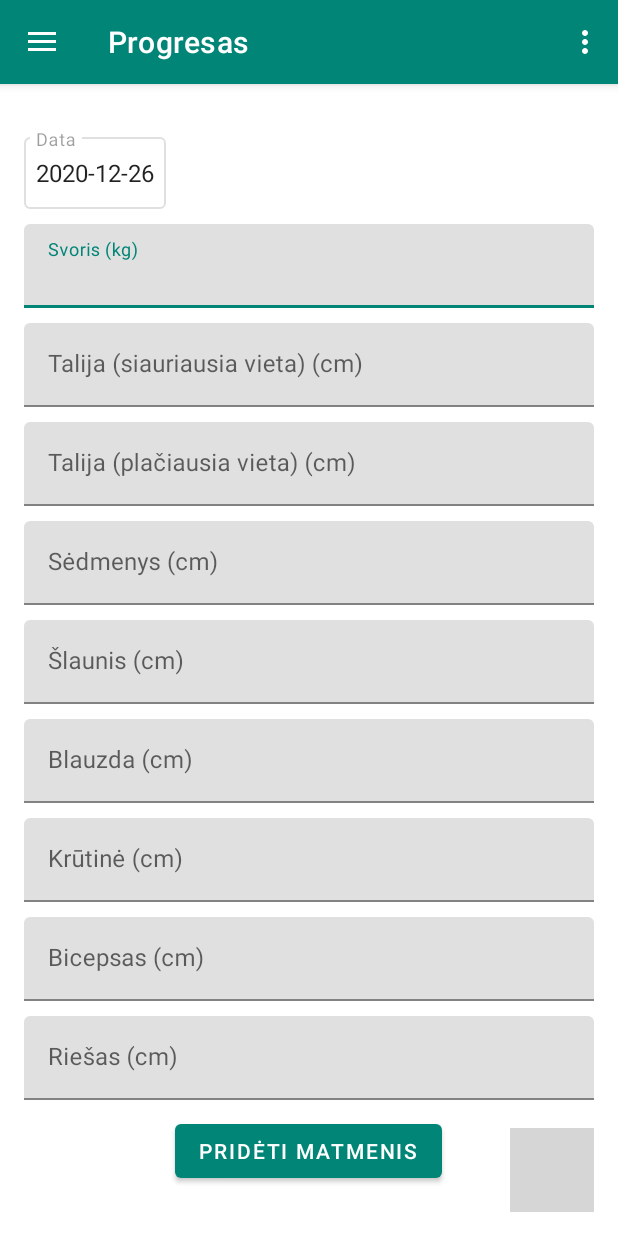
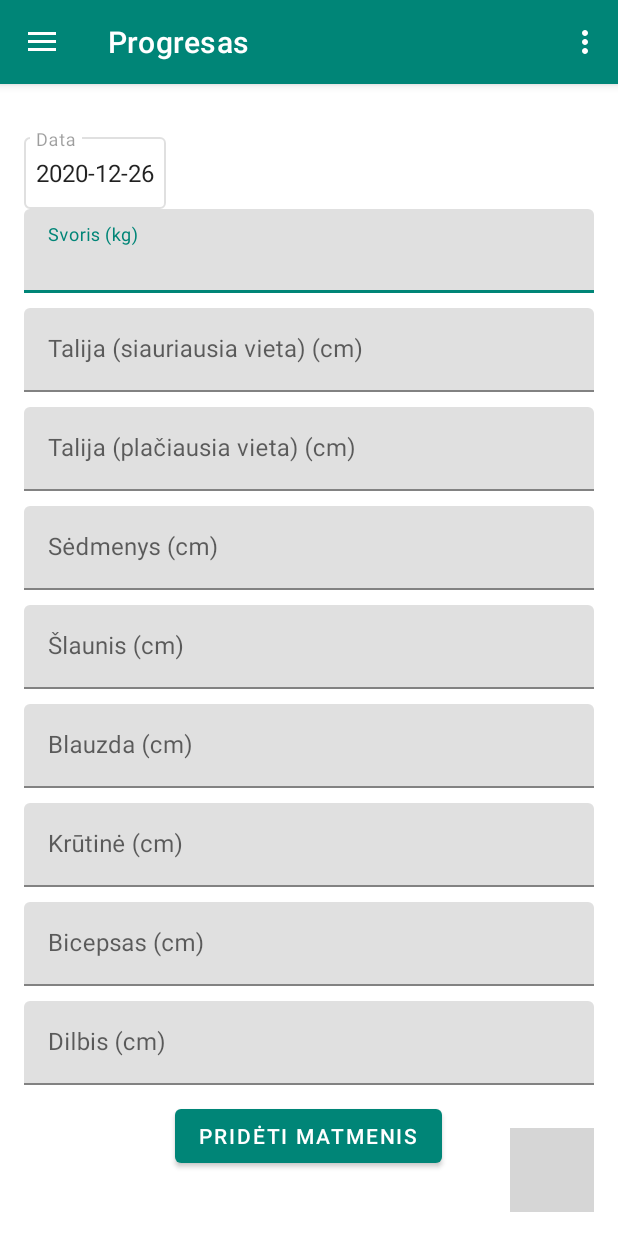
Before and after one commit to lukkna/tracker-app, an Android app: the screen it shows after launch (MainActivity), in the side drawer, after a tap on "Progresas", on a phone screen of 412 x 824 dp. Run offline under Robolectric (Android 15) with nearby library versions, the phone set to English and light mode, and no system bars; our stand-ins replace Room's generated code, RxJava, navigation-ui; libraries missing offline, so code that uses them is left out: com.github.clans.fab; plain views replace FloatingActionButton, FloatingActionMenu; 8 statements that could not run were skipped; grey boxes are pictures that could not be loaded.

Commit message:
progress removal, consistent exercise removal, msg when trying to create empty progress entry, fixes: padding, wording

```diff
--- a/app/src/main/java/eu/vk/trackerapp/ui/MeasuresFragment.java
+++ b/app/src/main/java/eu/vk/trackerapp/ui/MeasuresFragment.java
@@ -63,10 +63,10 @@ public class MeasuresFragment extends Fragment {
             } else {
                 recyclerView.setLayoutManager(new GridLayoutManager(context, mColumnCount));
             }
-            recyclerView.setAdapter(new MeasuresListAdapter(getMeasures(), mListener, requireContext()));
+            recyclerView.setAdapter(new MeasuresListAdapter(getMeasures(), mListener, view));
 
             subscription = ListUpdateTracker.getInstance().getUpdateTracker()
-                    .subscribe(bool -> recyclerView.setAdapter(new MeasuresListAdapter(getMeasures(), mListener, requireContext())));
+                    .subscribe(bool -> recyclerView.setAdapter(new MeasuresListAdapter(getMeasures(), mListener, view)));
         }
         return view;
     }
@@ -99,6 +99,8 @@ public class MeasuresFragment extends Fragment {
     }
 
     public interface OnMeasuresInteractionListener {
-        void apply(Measures measures);
+        void onCreate(Measures measures);
+
+        void onRemove(Measures measures);
     }
 }
--- a/app/src/main/java/eu/vk/trackerapp/ui/MeasuresListAdapter.java
+++ b/app/src/main/java/eu/vk/trackerapp/ui/MeasuresListAdapter.java
@@ -1,7 +1,6 @@
 package eu.vk.trackerapp.ui;
 
 import android.app.DatePickerDialog;
-import android.content.Context;
 import android.view.LayoutInflater;
 import android.view.View;
 import android.view.ViewGroup;
@@ -11,12 +10,15 @@ import androidx.recyclerview.widget.RecyclerView;
 import androidx.recyclerview.widget.RecyclerView.Adapter;
 
 import com.google.android.material.button.MaterialButton;
+import com.google.android.material.snackbar.Snackbar;
 import com.google.android.material.textfield.TextInputEditText;
 import com.google.android.material.textfield.TextInputLayout;
 
 import java.time.LocalDate;
 import java.util.List;
+import java.util.Objects;
 import java.util.Optional;
+import java.util.stream.Stream;
 
 import eu.vk.trackerapp.R;
 import eu.vk.trackerapp.ui.MeasuresFragment.OnMeasuresInteractionListener;
@@ -28,14 +30,14 @@ import static java.util.Objects.nonNull;
 public class MeasuresListAdapter extends Adapter<MeasuresListAdapter.ViewHolder> {
     private final List<Measures> measures;
     private final OnMeasuresInteractionListener listener;
-    private final Context context;
+    private final View view;
 
     public MeasuresListAdapter(List<Measures> items,
                                OnMeasuresInteractionListener listener,
-                               Context context) {
+                               View view) {
         measures = items;
         this.listener = listener;
-        this.context = context;
+        this.view = view;
     }
 
     @Override
@@ -49,7 +51,19 @@ public class MeasuresListAdapter extends Adapter<MeasuresListAdapter.ViewHolder>
     public void onBindViewHolder(final ViewHolder holder, int position) {
         if (position == 0) {
             holder.btSave.setVisibility(View.VISIBLE);
-            holder.btSave.setOnClickListener(v -> listener.apply(
+            holder.btSave.setOnClickListener(v -> {
+                if (Stream.of(holder.tvWeight,
+                        holder.tvWaistNarrow,
+                        holder.tvWaistWide,
+                        holder.tvButt,
+                        holder.tvThigh,
+                        holder.tvShin,
+                        holder.tvChest,
+                        holder.tvBicep,
+                        holder.tvWrist)
+                        .map(this::parseViewValue)
+                        .anyMatch(Objects::nonNull))
+                    listener.onCreate(
                             new Measures(
                                     holder.acDate.getText().toString(),
                                     parseViewValue(holder.tvWeight),
@@ -62,7 +76,10 @@ public class MeasuresListAdapter extends Adapter<MeasuresListAdapter.ViewHolder>
                                     parseViewValue(holder.tvBicep),
                                     parseViewValue(holder.tvWrist)
                             )
-            ));
+                    );
+                else
+                    Snackbar.make(view, "Užpildykite bent vieną matmenį!", Snackbar.LENGTH_SHORT).show();
+            });
             holder.tvWeight.setEnabled(true);
             holder.tvWaistNarrow.setEnabled(true);
             holder.tvWaistWide.setEnabled(true);
@@ -75,7 +92,7 @@ public class MeasuresListAdapter extends Adapter<MeasuresListAdapter.ViewHolder>
             LocalDate today = LocalDate.now();
             holder.acDate.setText(today.toString());
             DatePickerDialog pickerDialog = new DatePickerDialog(
-                    context,
+                    view.getContext(),
                     (v, year, month, dayOfMonth) -> holder.acDate.setText(format("%s-%02d-%02d", year, month + 1, dayOfMonth)),
                     today.getYear(),
                     today.getMonthValue() - 1,
@@ -83,7 +100,7 @@ public class MeasuresListAdapter extends Adapter<MeasuresListAdapter.ViewHolder>
             );
             holder.acDate.setEnabled(true);
             holder.acDate.setOnClickListener(view -> pickerDialog.show());
-
+            holder.btRemove.setVisibility(View.GONE);
 
         } else {
             holder.measures = measures.get(position - 1);
@@ -97,12 +114,7 @@ public class MeasuresListAdapter extends Adapter<MeasuresListAdapter.ViewHolder>
             setValueOrGone(measures.get(position - 1).bicep, holder.tvBicep, holder.tiBicep);
             setValueOrGone(measures.get(position - 1).wrist, holder.tvWrist, holder.tiWrist);
             holder.acDate.setText(measures.get(position - 1).date);
-
-            holder.mView.setOnClickListener(v -> {
-                if (null != listener) {
-                    listener.apply(holder.measures);
-                }
-            });
+            holder.btRemove.setOnClickListener(v -> listener.onRemove(measures.get(position - 1)));
         }
 
     }
@@ -151,6 +163,7 @@ public class MeasuresListAdapter extends Adapter<MeasuresListAdapter.ViewHolder>
         final TextInputLayout tiBicep;
         final TextInputLayout tiWrist;
         final MaterialButton btSave;
+        final MaterialButton btRemove;
         final AutoCompleteTextView acDate;
         Measures measures;
 
@@ -177,6 +190,7 @@ public class MeasuresListAdapter extends Adapter<MeasuresListAdapter.ViewHolder>
             tiChest = view.findViewById(R.id.ti_chest);
             tiBicep = view.findViewById(R.id.ti_bicep);
             tiWrist = view.findViewById(R.id.ti_wrist);
+            btRemove = view.findViewById(R.id.bt_remove_measures);
         }
 
         @Override
--- a/app/src/main/java/eu/vk/trackerapp/ui/storage/MeasuresDao.java
+++ b/app/src/main/java/eu/vk/trackerapp/ui/storage/MeasuresDao.java
@@ -1,6 +1,7 @@
 package eu.vk.trackerapp.ui.storage;
 
 import androidx.room.Dao;
+import androidx.room.Delete;
 import androidx.room.Insert;
 import androidx.room.Query;
 import androidx.room.Update;
@@ -19,4 +20,7 @@ public interface MeasuresDao {
 
     @Update
     void update(Measures... items);
+
+    @Delete
+    void delete(Measures... items);
 }
--- a/app/src/main/res/layout/fragment_meal_creation.xml
+++ b/app/src/main/res/layout/fragment_meal_creation.xml
@@ -14,10 +14,10 @@
             android:id="@+id/et_title"
             android:layout_width="wrap_content"
             android:layout_height="wrap_content"
+            android:enabled="false"
+            android:hint="Valgis"
             android:inputType="none"
             android:paddingBottom="20dp"
-            android:enabled="false"
-            android:hint="Valgis"
             android:text="Valgis"
             app:layout_constraintEnd_toEndOf="parent"
             app:layout_constraintStart_toStartOf="parent"
@@ -76,6 +76,7 @@
             android:layout_height="wrap_content"
             android:focusableInTouchMode="false"
             android:hint="Periodiškumas"
+            android:paddingTop="20dp"
             app:layout_constraintEnd_toEndOf="parent"
             app:layout_constraintStart_toStartOf="parent"
             app:layout_constraintTop_toBottomOf="@id/til_time_from">
@@ -96,6 +97,7 @@
             android:layout_height="wrap_content"
             android:focusableInTouchMode="false"
             android:hint="Tipas"
+            android:paddingTop="20dp"
             app:layout_constraintBottom_toTopOf="@id/bt_save"
             app:layout_constraintEnd_toEndOf="parent"
             app:layout_constraintStart_toStartOf="parent"
--- a/app/src/main/res/layout/fragment_measures.xml
+++ b/app/src/main/res/layout/fragment_measures.xml
@@ -9,18 +9,20 @@
         android:paddingTop="30dp"
         android:paddingBottom="30dp">
 
+    <RelativeLayout
+            android:layout_width="match_parent"
+            android:layout_height="wrap_content"
+            android:orientation="horizontal">
+
         <com.google.android.material.textfield.TextInputLayout
                 android:id="@+id/til_date"
                 style="@style/Widget.MaterialComponents.TextInputLayout.OutlinedBox"
                 android:layout_width="wrap_content"
                 android:layout_height="wrap_content"
-            android:gravity="start"
-            android:layout_gravity="start"
-            android:foregroundGravity="left"
+                android:layout_alignParentStart="true"
                 android:enabled="false"
                 android:focusableInTouchMode="false"
-            android:hint="Data"
-            android:paddingBottom="10dp">
+                android:hint="Data">
 
             <com.google.android.material.textfield.MaterialAutoCompleteTextView
                     android:id="@+id/actv_date"
@@ -33,6 +35,15 @@
                     android:text="2020-11-29" />
 
         </com.google.android.material.textfield.TextInputLayout>
+
+        <com.google.android.material.button.MaterialButton
+                android:id="@+id/bt_remove_measures"
+                android:layout_width="wrap_content"
+                android:layout_height="wrap_content"
+                android:layout_alignParentEnd="true"
+                android:text="Ištrinti įrašą"
+                android:visibility="visible" />
+    </RelativeLayout>
 
     <com.google.android.material.textfield.TextInputLayout
             android:id="@+id/ti_weight"
@@ -158,7 +169,7 @@
             android:id="@+id/ti_wrist"
             android:layout_width="match_parent"
             android:layout_height="wrap_content"
-            android:hint="Riešas (cm)"
+            android:hint="Dilbis (cm)"
             android:paddingBottom="10dp">
 
         <com.google.android.material.textfield.TextInputEditText
--- a/app/src/main/res/layout/fragment_sleep_creation.xml
+++ b/app/src/main/res/layout/fragment_sleep_creation.xml
@@ -14,8 +14,8 @@
             android:id="@+id/et_title"
             android:layout_width="wrap_content"
             android:layout_height="wrap_content"
+            android:enabled="false"
             android:inputType="none"
-            android:enabled="false"
             android:paddingBottom="20dp"
             android:text="Miegas"
             app:layout_constraintEnd_toEndOf="parent"
@@ -76,6 +76,7 @@
             android:layout_height="wrap_content"
             android:focusableInTouchMode="false"
             android:hint="Periodiškumas"
+            android:paddingTop="20dp"
             app:layout_constraintEnd_toEndOf="parent"
             app:layout_constraintStart_toStartOf="parent"
             app:layout_constraintTop_toBottomOf="@id/til_time_end">
--- a/app/src/main/res/layout/fragment_workout_creation.xml
+++ b/app/src/main/res/layout/fragment_workout_creation.xml
@@ -73,6 +73,7 @@
                 android:layout_width="match_parent"
                 android:layout_height="wrap_content"
                 android:paddingStart="15dp"
+                android:paddingBottom="10dp"
                 android:orientation="horizontal">
 
             <TextView
```
Also changed, not shown: app/src/main/java/eu/vk/trackerapp/MainActivity.java (+11 -1 lines), app/src/main/java/eu/vk/trackerapp/ui/WorkoutCreationFragment.java (+12 -3 lines), app/src/main/java/eu/vk/trackerapp/ui/model/Exercise.java (+9 -2 lines), app/src/main/res/layout/fragment_task_creation.xml (+4 -3 lines), app/src/main/res/layout/layout_text_list_view.xml (added, +10 -0 lines). Lines whose indentation alone changed are shown as unchanged.
